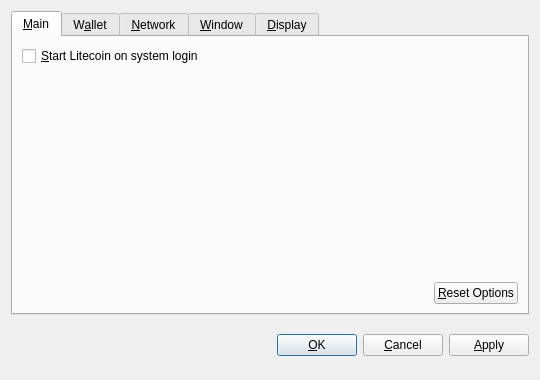
The window that src/qt/forms/optionsdialog.ui (nnikka/learncoin) describes before a commit, drawn with Qt 5.
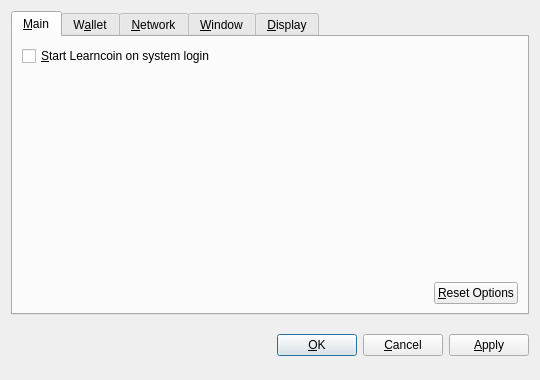
The same window after the commit. Custom widgets are drawn as their Qt base class.

What changed in the file:
```diff
--- a/src/qt/forms/optionsdialog.ui
+++ b/src/qt/forms/optionsdialog.ui
@@ -36,7 +36,7 @@
           <string>Automatically start Litecoin after logging in to the system.</string>
          </property>
          <property name="text">
-          <string>&amp;Start Litecoin on system login</string>
+          <string>&amp;Start Learncoin on system login</string>
          </property>
         </widget>
        </item>
```
Left out of the diff: 10 changed lines with no effect on the pictures.
